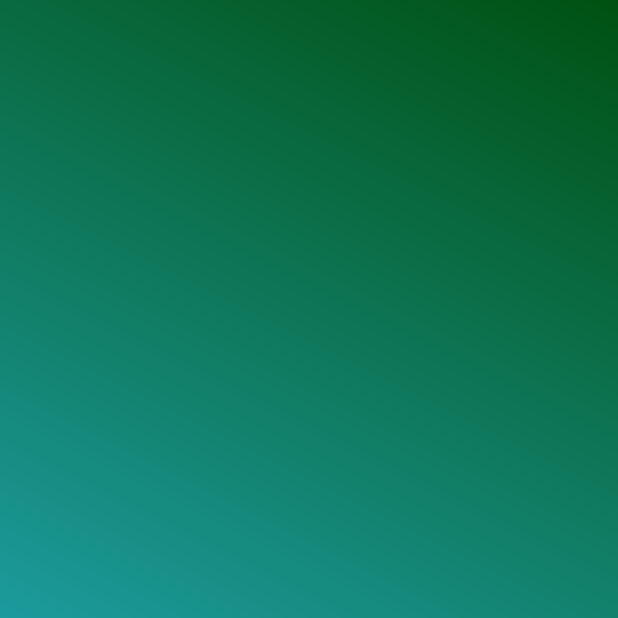
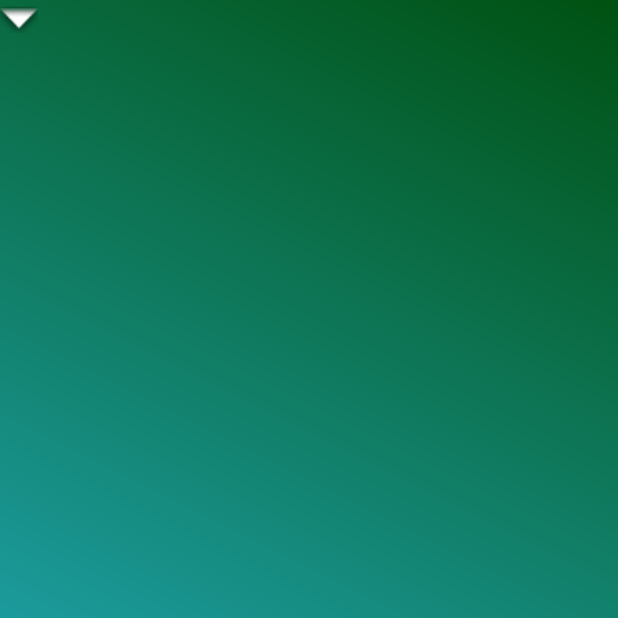
Before and after one commit to ShortyLogos/97-cards, an Android app: the screen it shows after launch (MainActivity), on a phone screen of 412 x 824 dp, the top half of it. Run offline under Robolectric (Android 15) with nearby library versions, the phone set to English and light mode, and no system bars.

Commit message:
work on layout

```diff
--- a/app/src/main/res/layout/activity_main.xml
+++ b/app/src/main/res/layout/activity_main.xml
@@ -7,4 +7,43 @@
     android:layout_height="match_parent"
     android:background="@drawable/background_principal"
     android:orientation="vertical"
-    tools:context=".MainActivity" />
+    tools:context=".MainActivity" >
+
+    <ImageView
+        android:id="@+id/imageView"
+        android:layout_width="25dp"
+        android:layout_height="25dp"
+        app:srcCompat="@android:drawable/arrow_down_float" />
+
+    <LinearLayout
+        android:id="@+id/zonePile"
+        android:layout_width="match_parent"
+        android:layout_height="match_parent"
+        android:orientation="vertical">
+
+        <LinearLayout
+            android:id="@+id/rangeePile1"
+            android:layout_width="match_parent"
+            android:layout_height="match_parent"
+            android:orientation="horizontal">
+
+            <LinearLayout
+                android:layout_width="match_parent"
+                android:layout_height="match_parent"
+                android:orientation="horizontal"></LinearLayout>
+        </LinearLayout>
+
+        <LinearLayout
+            android:id="@+id/rangeePile2"
+            android:layout_width="match_parent"
+            android:layout_height="match_parent"
+            android:orientation="horizontal"></LinearLayout>
+    </LinearLayout>
+
+    <LinearLayout
+        android:id="@+id/zoneMain"
+        android:layout_width="match_parent"
+        android:layout_height="match_parent"
+        android:orientation="vertical"></LinearLayout>
+
+</LinearLayout>
```
